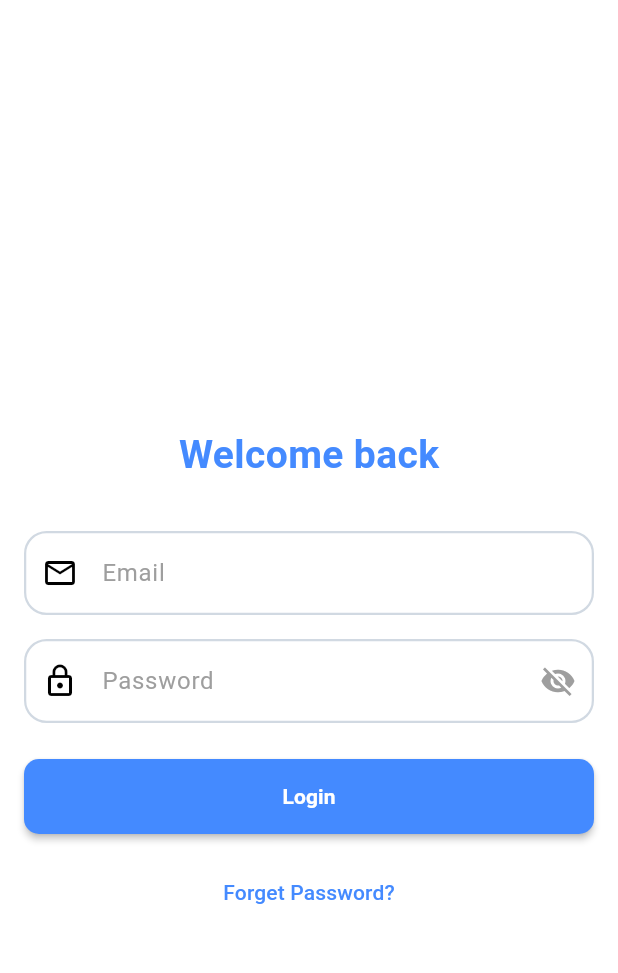
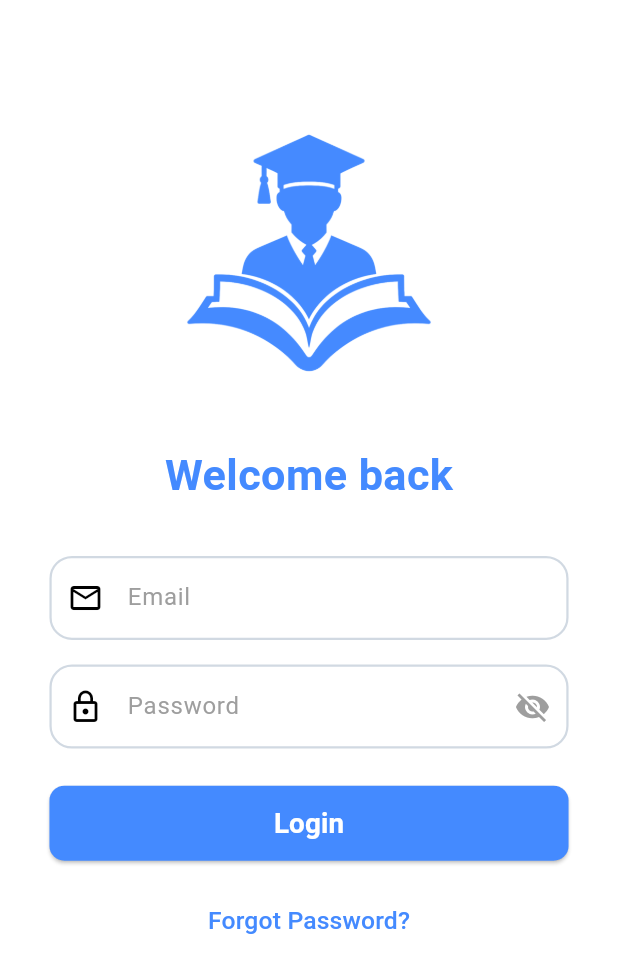
Before and after one commit to mhussien1102/learn_managment1, a Flutter app: the screen it shows after launch, after a tap on "Get Started", on a phone screen of 412 x 824 dp. Shown: the top 973 px of the screen. Run offline on Flutter 3.47's test engine with Material 3 defaults, Android fonts, the phone set to English and light mode, and no system bars.

Commit message:
finish the responsive of the Screen

```diff
--- a/lib/feature/Auth/login_screen.dart
+++ b/lib/feature/Auth/login_screen.dart
@@ -1,71 +1,87 @@
 import 'package:flutter/material.dart';
 import 'package:learn_managment1/core/widgets/custom_text_filed.dart';
+import '../../core/utils/assets.dart';
 
 class LoginScreen extends StatelessWidget {
   const LoginScreen({super.key});
 
   @override
   Widget build(BuildContext context) {
+    final size = MediaQuery.of(context).size;
     return Scaffold(
       backgroundColor: Colors.white,
-      body: Padding(
-        padding: const EdgeInsets.symmetric(horizontal: 16.0),
+      body: SafeArea(
+        child: SingleChildScrollView(
+          padding: EdgeInsets.symmetric(
+            horizontal: size.width * 0.08,
+            vertical: size.height * 0.03,
+          ),
           child: Column(
-          mainAxisAlignment: MainAxisAlignment.center,
+            crossAxisAlignment: CrossAxisAlignment.center,
             children: [
-            SizedBox(height: 80),
+              SizedBox(height: size.height * 0.05),
+              Image.asset(
+                Assets.logo,
+                width: size.width * 0.5,
+                color: Colors.blueAccent,
+              ),
+              SizedBox(height: size.height * 0.03),
               Text(
                 "Welcome back",
                 style: TextStyle(
-                fontSize: 26,
+                  fontSize: size.width * 0.07,
                   fontWeight: FontWeight.bold,
                   color: Colors.blueAccent,
                 ),
               ),
-            SizedBox(height: 32),
-            CustomTextFiled(
+              SizedBox(height: size.height * 0.04),
+              const CustomTextFiled(
                 hintText: 'Email',
                 prefixIcon: Icons.email_outlined,
               ),
-
-            SizedBox(height: 16),
-
-            CustomTextFiled(
+              SizedBox(height: size.height * 0.02),
+              const CustomTextFiled(
                 hintText: "Password",
                 prefixIcon: Icons.lock_outline,
                 isPassword: true,
               ),
-
-            SizedBox(height: 24),
-
-            MaterialButton(
+              SizedBox(height: size.height * 0.03),
+              SizedBox(
+                width: double.infinity,
                 height: 50,
-              minWidth: double.infinity,
-              color: Colors.blueAccent,
+                child: ElevatedButton(
+                  onPressed: () {},
+                  style: ElevatedButton.styleFrom(
+                    backgroundColor: Colors.blueAccent,
                     shape: RoundedRectangleBorder(
                       borderRadius: BorderRadius.circular(10),
+                    ),
                   ),
                   child: Text(
                     "Login",
                     style: TextStyle(
+                      fontSize: size.width * 0.045,
                       color: Colors.white,
                       fontWeight: FontWeight.bold,
                     ),
                   ),
-              onPressed: () {},
                 ),
-
-            SizedBox(height: 15),
+              ),
+              SizedBox(height: size.height * 0.02),
               TextButton(
                 onPressed: () {},
                 child: Text(
-                "Forget Password?",
-                style: TextStyle(color: Colors.blueAccent),
+                  "Forgot Password?",
+                  style: TextStyle(
+                    color: Colors.blueAccent,
+                    fontSize: size.width * 0.04,
+                  ),
                 ),
               ),
             ],
           ),
         ),
+      ),
     );
   }
 }
--- a/lib/feature/splash/splash_screen.dart
+++ b/lib/feature/splash/splash_screen.dart
@@ -21,7 +21,6 @@ class _SplashScreenState extends State<SplashScreen>
   void initState() {
     super.initState();
 
-    // Logo animation (slide from left)
     _logoController = AnimationController(
       vsync: this,
       duration: const Duration(milliseconds: 1000),
@@ -31,7 +30,6 @@ class _SplashScreenState extends State<SplashScreen>
       end: Offset.zero,
     ).animate(CurvedAnimation(parent: _logoController, curve: Curves.easeOut));
 
-    // Content animation (fade in)
     _contentController = AnimationController(
       vsync: this,
       duration: const Duration(milliseconds: 800),
@@ -40,7 +38,6 @@ class _SplashScreenState extends State<SplashScreen>
       CurvedAnimation(parent: _contentController, curve: Curves.easeIn),
     );
 
-    // Start animations in sequence
     _logoController.forward().then((_) {
       _contentController.forward();
     });
@@ -55,63 +52,79 @@ class _SplashScreenState extends State<SplashScreen>
 
   @override
   Widget build(BuildContext context) {
+    final size = MediaQuery.of(context).size;
     return Scaffold(
       backgroundColor: Colors.blueAccent,
       body: SizedBox(
-        height: double.infinity,
-        width: double.infinity,
+        height: size.height,
+        width: size.width,
+        child: Padding(
+          padding: EdgeInsets.symmetric(
+            horizontal: size.width * 0.08,
+            vertical: size.height * 0.08,
+          ),
           child: Column(
             mainAxisAlignment: MainAxisAlignment.center,
             children: [
               SlideTransition(
                 position: _logoAnimation,
-              child: Image.asset(Assets.logo, width: 200, color: Colors.white),
+                child: Image.asset(
+                  Assets.logo,
+                  width: size.width * 0.5,
+                  color: Colors.white,
                 ),
-            const SizedBox(height: 30),
+              ),
+              SizedBox(height: size.height * 0.04),
               FadeTransition(
                 opacity: _contentOpacity,
                 child: Column(
                   children: [
                     Text(
                       "Learn",
-                    style: const TextStyle(
+                      style: TextStyle(
                         color: Colors.white,
-                      fontSize: 50,
+                        fontSize: size.width * 0.12,
                         fontWeight: FontWeight.bold,
                       ),
                     ),
-                  const SizedBox(height: 10),
-                  const Text(
+                    SizedBox(height: size.height * 0.01),
+                    Text(
                       "Teacher Management",
                       style: TextStyle(
                         color: Colors.white,
-                      fontSize: 18,
+                        fontSize: size.width * 0.045,
                         fontWeight: FontWeight.w500,
                       ),
                     ),
-                  const Text(
+                    Text(
                       "System",
                       style: TextStyle(
                         color: Colors.white,
-                      fontSize: 18,
+                        fontSize: size.width * 0.045,
                         fontWeight: FontWeight.w500,
                       ),
                     ),
-                  const SizedBox(height: 20),
+                    SizedBox(height: size.height * 0.03),
                     MaterialButton(
-                    minWidth: 200,
+                      minWidth: size.width * 0.5,
                       height: 50,
                       onPressed: () {
-                      Navigator.pushReplacementNamed(context, AppRoutes.login);
+                        Navigator.pushReplacementNamed(
+                          context,
+                          AppRoutes.login,
+                        );
                       },
                       color: Colors.white,
                       shape: RoundedRectangleBorder(
                         side: const BorderSide(color: Colors.blueAccent),
                         borderRadius: BorderRadius.circular(30),
                       ),
-                    child: const Text(
+                      child: Text(
                         "Get Started",
-                      style: TextStyle(color: Colors.blueAccent, fontSize: 18),
+                        style: TextStyle(
+                          color: Colors.blueAccent,
+                          fontSize: size.width * 0.045,
+                        ),
                       ),
                     ),
                   ],
@@ -120,6 +133,7 @@ class _SplashScreenState extends State<SplashScreen>
             ],
           ),
         ),
+      ),
     );
   }
 }
--- a/lib/main.dart
+++ b/lib/main.dart
@@ -12,7 +12,6 @@ class MyApp extends StatelessWidget {
   @override
   Widget build(BuildContext context) {
     return MaterialApp(
-      title: 'Your App Name',
       debugShowCheckedModeBanner: false,
       initialRoute: AppRoutes.splash,
       onGenerateRoute: AppRoutes.onGenerateRoute,
```
Lines whose indentation alone changed are shown as unchanged.
